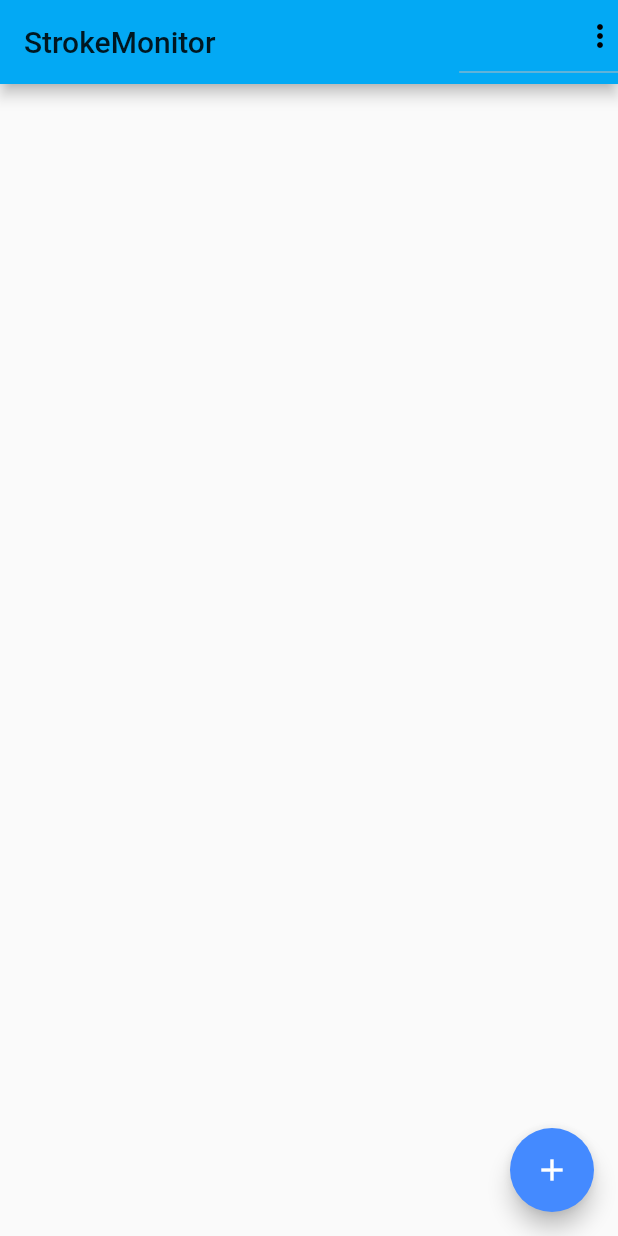
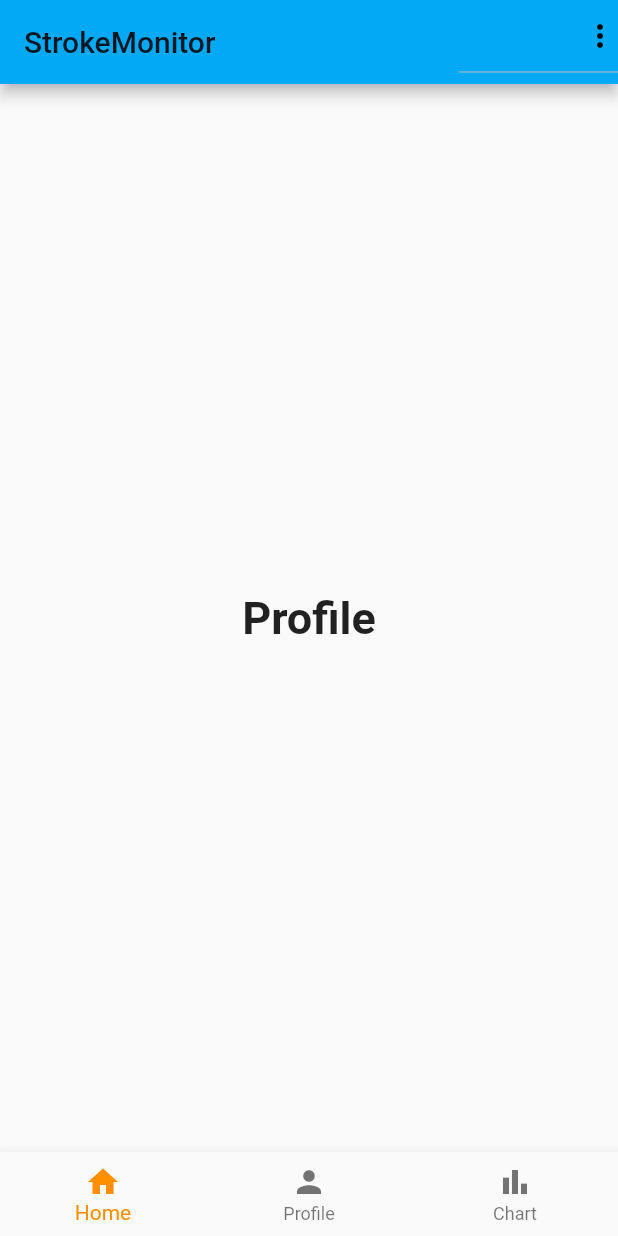
Before and after one commit to SzaszArnold/StrokeMonitor, a Flutter app: the screen it shows once a user with an empty profile is signed in, on a phone screen of 412 x 824 dp. Run offline on Flutter 3.47's test engine with Material 2 defaults, Android fonts, the phone set to English and light mode, and no system bars; our stand-ins replace cloud_firestore, firebase_auth, firebase_core; missing offline and left inert: huawei_health; accounts and stored records are empty.

Commit message:
BottomNavigationBar

```diff
--- a/Flutter_App/strokemonitor/lib/screens/main_screen.dart
+++ b/Flutter_App/strokemonitor/lib/screens/main_screen.dart
@@ -1,6 +1,6 @@
 import 'package:firebase_auth/firebase_auth.dart';
 import 'package:flutter/material.dart';
-import 'package:cloud_firestore/cloud_firestore.dart';
+import 'package:strokemonitor/widgets/BottomNavigation.dart';
 
 class MainScreen extends StatelessWidget {
   @override
@@ -38,34 +38,6 @@
             ),
           ],
         ),
-      body: StreamBuilder(
-        stream: FirebaseFirestore.instance
-            .collection('test/WmsaOuCowO8CkhRmzAkj/test')
-            .snapshots(),
-        builder: (ctx, streamSnapshot) {
-          if (streamSnapshot.connectionState == ConnectionState.waiting) {
-            return Center(
-              child: CircularProgressIndicator(),
-            );
-          }
-          final documents = streamSnapshot.data.docs;
-          return ListView.builder(
-            itemCount: documents.length,
-            itemBuilder: (ctx, index) => Container(
-              padding: EdgeInsets.all(8),
-              child: Text(documents[index]['text']),
-            ),
-          );
-        },
-      ),
-      floatingActionButton: FloatingActionButton(
-        child: Icon(Icons.add),
-        onPressed: () {
-          FirebaseFirestore.instance
-              .collection('test/WmsaOuCowO8CkhRmzAkj/test')
-              .add({'text': 'This was added by click!'});
-        },
-      ),
-    );
+        body: BottomNavigation());
   }
 }
--- /dev/null
+++ b/Flutter_App/strokemonitor/lib/widgets/BottomNavigation.dart
@@ -0,0 +1,59 @@
+import 'package:flutter/material.dart';
+
+class BottomNavigation extends StatefulWidget {
+  BottomNavigation({Key key}) : super(key: key);
+
+  @override
+  _MyStatefulWidgetState createState() => _MyStatefulWidgetState();
+}
+
+/// This is the private State class that goes with MyStatefulWidget.
+class _MyStatefulWidgetState extends State<BottomNavigation> {
+  int _selectedIndex = 0;
+  static const TextStyle optionStyle =
+      TextStyle(fontSize: 30, fontWeight: FontWeight.bold);
+  static const List<Widget> _widgetOptions = <Widget>[
+    Text(
+      'Profile',
+      style: optionStyle,
+    ),
+    Text(
+      'Chart',
+      style: optionStyle,
+    ),
+  ];
+
+  void _onItemTapped(int index) {
+    setState(() {
+      _selectedIndex = index;
+    });
+  }
+
+  @override
+  Widget build(BuildContext context) {
+    return Scaffold(
+      body: Center(
+        child: _widgetOptions.elementAt(_selectedIndex),
+      ),
+      bottomNavigationBar: BottomNavigationBar(
+        items: const <BottomNavigationBarItem>[
+          BottomNavigationBarItem(
+            icon: Icon(Icons.home),
+            label: 'Home',
+          ),
+          BottomNavigationBarItem(
+            icon: Icon(Icons.person),
+            label: 'Profile',
+          ),
+          BottomNavigationBarItem(
+            icon: Icon(Icons.bar_chart),
+            label: 'Chart',
+          ),
+        ],
+        currentIndex: _selectedIndex,
+        selectedItemColor: Colors.amber[800],
+        onTap: _onItemTapped,
+      ),
+    );
+  }
+}
```
Also changed, not shown: Flutter_App/strokemonitor/lib/widgets/FirebaseTry.dart (added, +71 -0 lines). Lines whose indentation alone changed are shown as unchanged.
